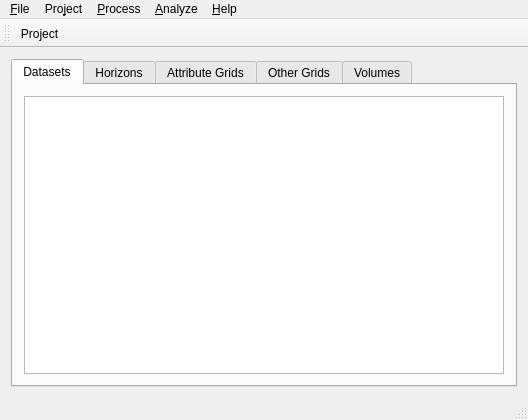
fsoos74/su, file ProjectViewer/projectviewer.ui: the form before one commit.
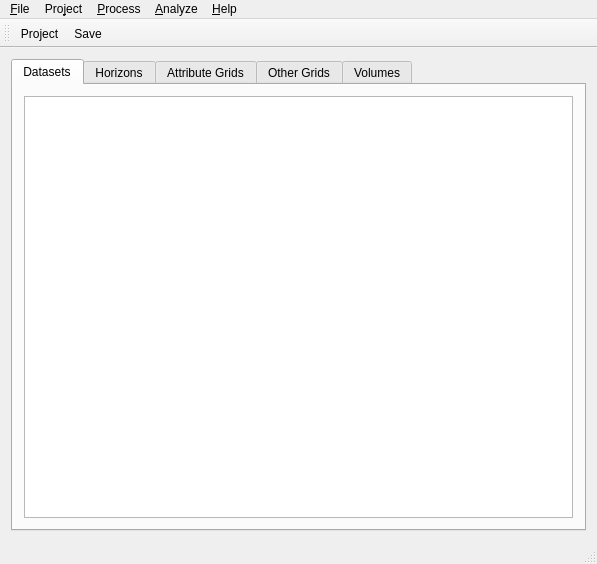
The form after the commit. Icons and pictures are not drawn.

What changed in the file:
```diff
--- a/ProjectViewer/projectviewer.ui
+++ b/ProjectViewer/projectviewer.ui
@@ -6,8 +6,8 @@
    <rect>
     <x>0</x>
     <y>0</y>
-    <width>528</width>
-    <height>420</height>
+    <width>597</width>
+    <height>564</height>
    </rect>
   </property>
   <property name="windowTitle">
@@ -105,6 +105,30 @@
    </layout>
   </widget>
   <widget class="QToolBar" name="mainToolBar">
+   <property name="sizePolicy">
+    <sizepolicy hsizetype="Preferred" vsizetype="Preferred">
+     <horstretch>0</horstretch>
+     <verstretch>0</verstretch>
+    </sizepolicy>
+   </property>
+   <property name="minimumSize">
+    <size>
+     <width>0</width>
+     <height>0</height>
+    </size>
+   </property>
+   <property name="maximumSize">
+    <size>
+     <width>16777215</width>
+     <height>40</height>
+    </size>
+   </property>
+   <property name="iconSize">
+    <size>
+     <width>32</width>
+     <height>32</height>
+    </size>
+   </property>
    <attribute name="toolBarArea">
     <enum>TopToolBarArea</enum>
    </attribute>
@@ -112,6 +136,7 @@
     <bool>false</bool>
    </attribute>
    <addaction name="actionOpenProject"/>
+   <addaction name="actionSave"/>
   </widget>
   <widget class="QStatusBar" name="statusBar"/>
   <widget class="QMenuBar" name="menuBar">
@@ -119,7 +144,7 @@
     <rect>
      <x>0</x>
      <y>0</y>
-     <width>528</width>
+     <width>597</width>
      <height>28</height>
     </rect>
    </property>
@@ -270,7 +295,7 @@
      <normaloff>:/icons/Open-icon.png</normaloff>:/icons/Open-icon.png</iconset>
    </property>
    <property name="text">
-    <string>Project</string>
+    <string>&amp;Project</string>
    </property>
   </action>
   <action name="actionOpenGrid">
```
Left out of the diff: 34 changed lines with no effect on the pictures.
